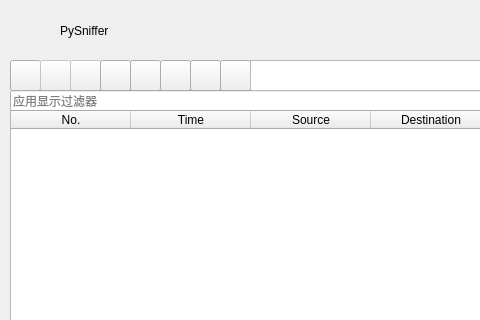
First picture: the form in views/primitive_views/MainWindowView_pre.ui, repository VanCoghChan/CCSniffer, before the edit; both pictures show x 0 to 480 and y 0 to 320 of the 981 by 717 pixel window.
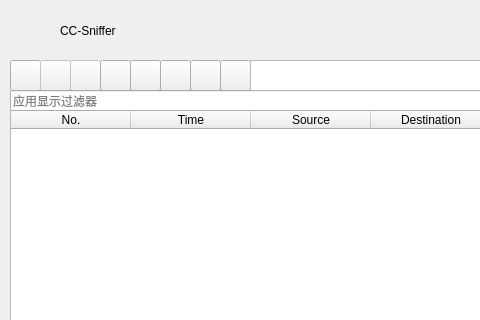
Second picture: the form after the edit.

Commit message: modify Pysniffer to CC-Sniffer & modify .gitignore to filter __pychae__ file

```diff
--- a/views/primitive_views/MainWindowView_pre.ui
+++ b/views/primitive_views/MainWindowView_pre.ui
@@ -325,7 +325,7 @@
      <string notr="true">font: 12pt &quot;Microsoft YaHei UI&quot;;</string>
     </property>
     <property name="text">
-     <string>PySniffer</string>
+     <string>CC-Sniffer</string>
     </property>
     <property name="indent">
      <number>-3</number>
```
The commit also changes 3 other files.
